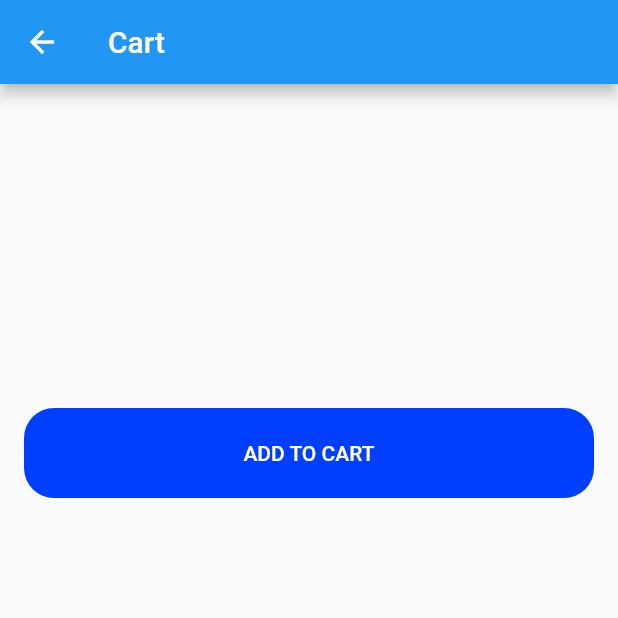
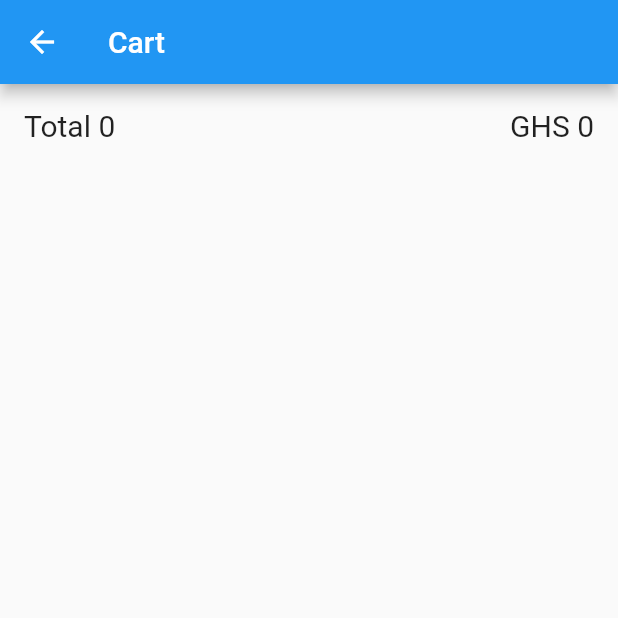
Before and after one commit to iamsirmike/uniceflabs, a Flutter app: the Cart screen opened directly, on a phone screen of 412 x 824 dp, the top half of it. Run offline on Flutter 3.47's test engine with Material 2 defaults, Android fonts, the phone set to English and light mode, and no system bars.

Commit message:
new changes

```diff
--- a/lib/CartProvider.dart
+++ b/lib/CartProvider.dart
@@ -3,7 +3,7 @@ import 'package:flutter/material.dart';
 class CartProvider extends ChangeNotifier {
   List<CartItem> items = [];
 
-  void addToCart(String itemName, String price) {
+  void addToCart(String itemName, int price) {
     final addItem = CartItem(itemName, price);
     items.add(addItem);
     notifyListeners();
@@ -11,12 +11,45 @@ class CartProvider extends ChangeNotifier {
 
   //TODO: Add a function that will calculate the total price of itmes in the cart
 
+  calculatTotalPrice() {
+    int sum = 0;
+    for (var i = 0; i < items.length; i++) {
+      sum += items[i].price;
+      notifyListeners();
+    }
+    return sum;
+  }
+
   //TODO: Add a function that will enable a user to remove an item from the cart
+
+  removeCartItem(int index) {
+    items.remove(items[index]);
+    notifyListeners();
+  }
 }
 
 class CartItem {
   String itemName;
-  String price;
+  int price;
 
   CartItem(this.itemName, this.price);
 }
+
+// getTotal() {
+//     var sum = 0;
+//     for (var i = 0; i < addedCartItems.length; i++) {
+//       sum += addedCartItems[i].price;
+//       notifyListeners();
+//     }
+//     return sum;
+//   }
+
+//   removeCartItem(index) {
+//     addedCartItems.remove(addedCartItems[index]);
+//     notifyListeners();
+//   }
+
+//   clearCartItems() {
+//     addedCartItems.clear();
+//     notifyListeners();
+//   }
--- a/lib/cart.dart
+++ b/lib/cart.dart
@@ -8,9 +8,11 @@ class Cart extends StatefulWidget {
 }
 
 class _CartState extends State<Cart> {
+  final _scaffoldKey = GlobalKey<ScaffoldState>();
   @override
   Widget build(BuildContext context) {
     return Scaffold(
+      key: _scaffoldKey,
       appBar: AppBar(
         title: Text('Cart'),
       ),
@@ -48,7 +50,15 @@ class _CartState extends State<Cart> {
                               Icons.delete,
                               color: Colors.red,
                             ),
-                            onPressed: () {},
+                            onPressed: () {
+                              cart.removeCartItem(index);
+                              final snackBar = SnackBar(
+                                content: Text('Item was deleted successfully'),
+                                backgroundColor: Colors.red,
+                              );
+
+                              _scaffoldKey.currentState.showSnackBar(snackBar);
+                            },
                           ),
                         ],
                       ),
@@ -57,8 +67,23 @@ class _CartState extends State<Cart> {
                 );
               },
             ),
+            Padding(
+              padding: const EdgeInsets.all(16.0),
+              child: Row(children: [
+                Text(
+                  'Total ${Provider.of<CartProvider>(context).items.length}',
+                  style: TextStyle(fontSize: 20),
+                ),
+                Spacer(),
+                Text(
+                    'GHS ${Provider.of<CartProvider>(context).calculatTotalPrice()}',
+                    style: TextStyle(fontSize: 20)),
+              ]),
+            ),
             SizedBox(height: 200),
-            Padding(
+            Provider.of<CartProvider>(context).items.length == 0
+                ? SizedBox()
+                : Padding(
                     padding: const EdgeInsets.all(16.0),
                     child: FlatButton(
                       color: Color(0xFF003FFF),
@@ -66,15 +91,9 @@ class _CartState extends State<Cart> {
                       minWidth: 400,
                       shape: RoundedRectangleBorder(
                           borderRadius: BorderRadius.circular(20)),
-                onPressed: () {
-                  Provider.of<CartProvider>(context, listen: false)
-                      .addToCart('Second Headset', '40');
-                  print(Provider.of<CartProvider>(context, listen: false)
-                      .items
-                      .length);
-                },
+                      onPressed: () {},
                       child: Text(
-                  'ADD TO CART',
+                        'CHECKOUT',
                         style: TextStyle(color: Colors.white),
                       ),
                     ),
```
Also changed, not shown: lib/details.dart (+17 -2 lines), lib/main.dart (+13 -2 lines). Lines whose indentation alone changed are shown as unchanged.
